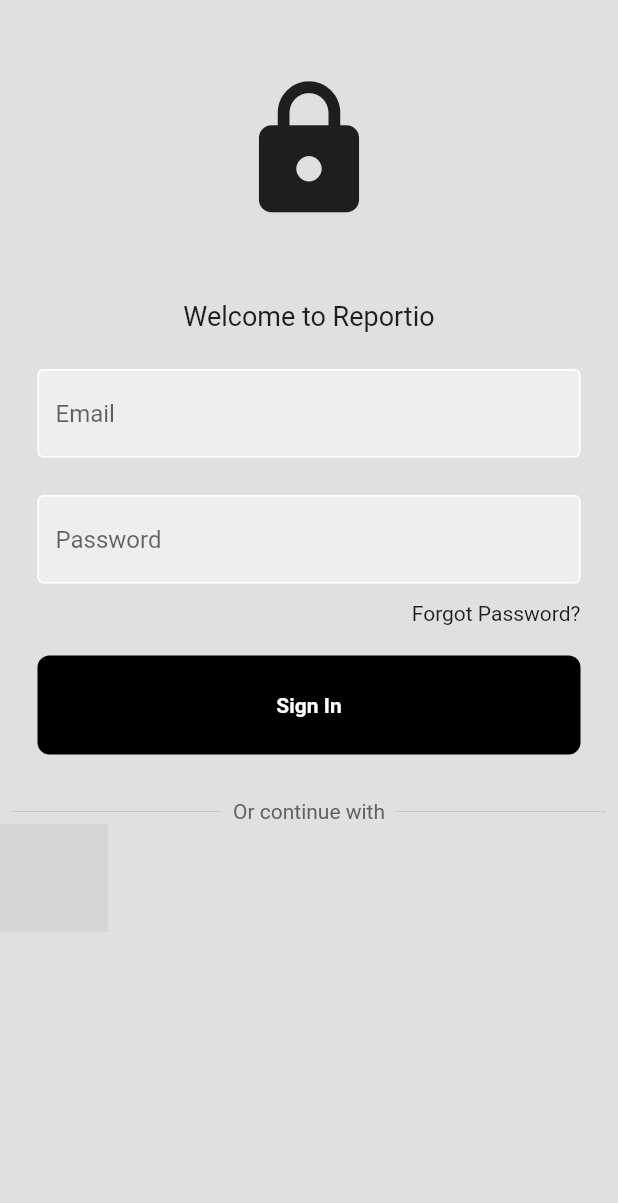
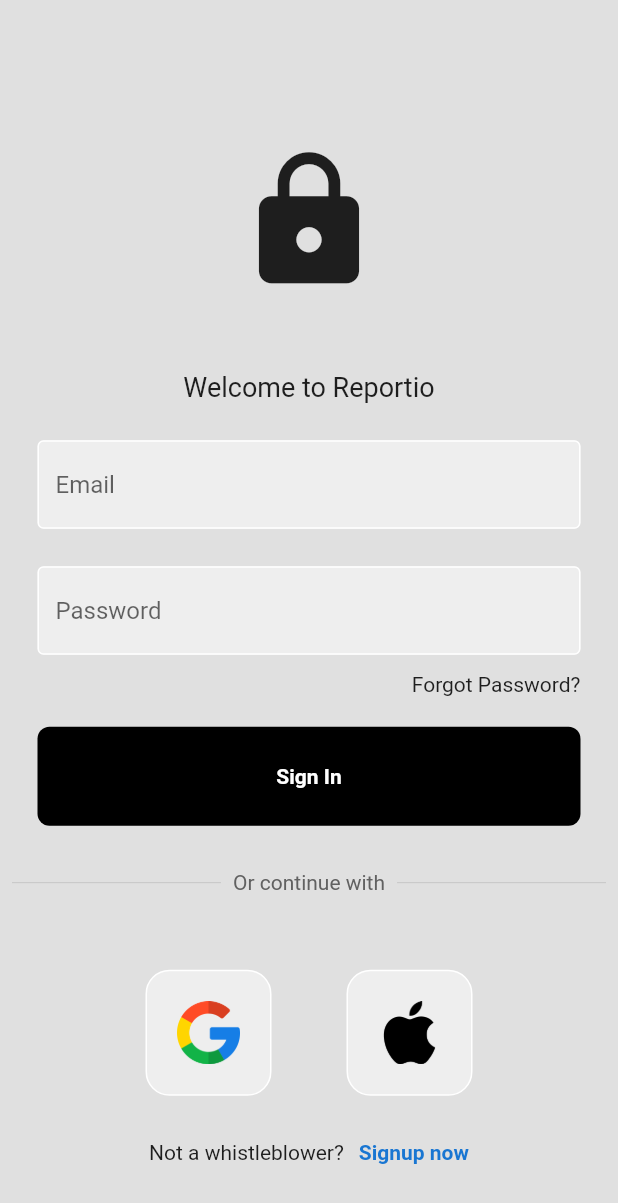
Before and after one commit to koechian/reportio, a Flutter app: the screen it shows after launch, on a phone screen of 412 x 824 dp. Shown: the top 1203 px of the screen. Run offline on Flutter 3.47's test engine with Material 2 defaults, Android fonts, the phone set to English and light mode, and no system bars; missing offline and left inert: dart:ffi; grey boxes are pictures that could not be loaded.

Commit message:
finished Login UI

```diff
--- a/lib/pages/login.dart
+++ b/lib/pages/login.dart
@@ -3,6 +3,7 @@
 import 'package:flutter/material.dart';
 import '../components/MyTextField.dart';
 import '../components/MyButton.dart';
+import '../components/Tile.dart';
 
 class LoginPage extends StatelessWidget {
   LoginPage({super.key});
@@ -18,7 +19,7 @@ class LoginPage extends StatelessWidget {
       backgroundColor: Colors.grey[300],
       body: SafeArea(
         child: Center(
-          child: Column(children: [
+          child: Column(mainAxisAlignment: MainAxisAlignment.center, children: [
             const SizedBox(height: 50),
             const Icon(
               Icons.lock,
@@ -86,11 +87,33 @@ class LoginPage extends StatelessWidget {
                 ],
               ),
             ),
+            const SizedBox(
+              height: 50,
+            ),
             Row(
+              mainAxisAlignment: MainAxisAlignment.center,
+              children: const [
+                Tile(imagePath: 'assets/images/google.png'),
+                SizedBox(
+                  width: 50,
+                ),
+                Tile(imagePath: 'assets/images/apple.png'),
+              ],
+            ),
+            const SizedBox(
+              height: 30,
+            ),
+            Row(
+              mainAxisAlignment: MainAxisAlignment.center,
               children: [
-                Image.asset(
-                  'lib/images/google.png',
-                  height: 72,
+                Text('Not a whistleblower?'),
+                const SizedBox(
+                  width: 10,
+                ),
+                Text(
+                  'Signup now',
+                  style: TextStyle(
+                      color: Colors.blue[700], fontWeight: FontWeight.bold),
                 )
               ],
             )
```
